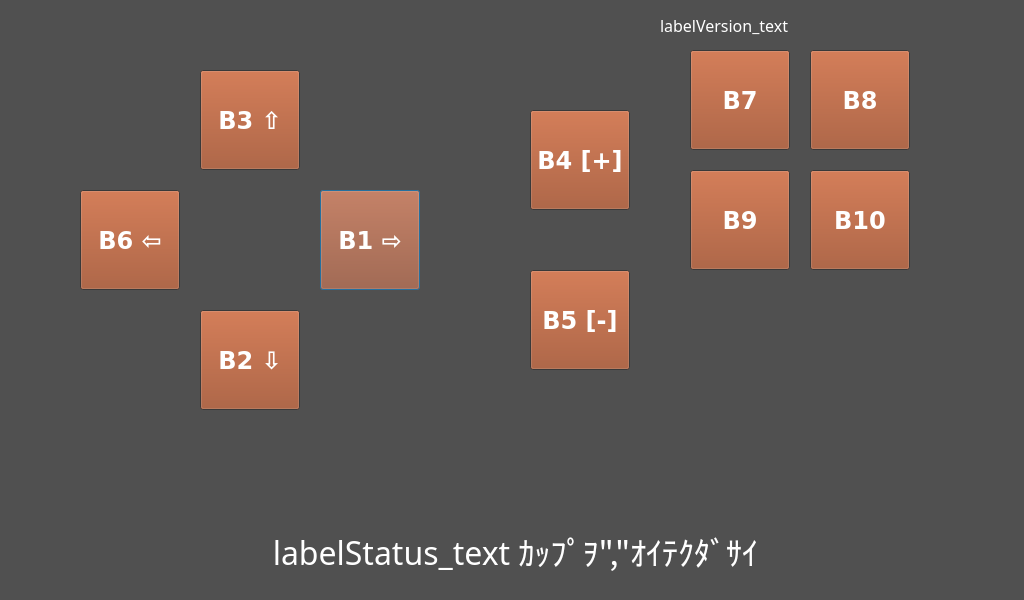
This is src/GPU/formprog.ui in I1kham/gpu-fts-nestle-2019 as Qt 5 draws it before an edit. The edited form follows.
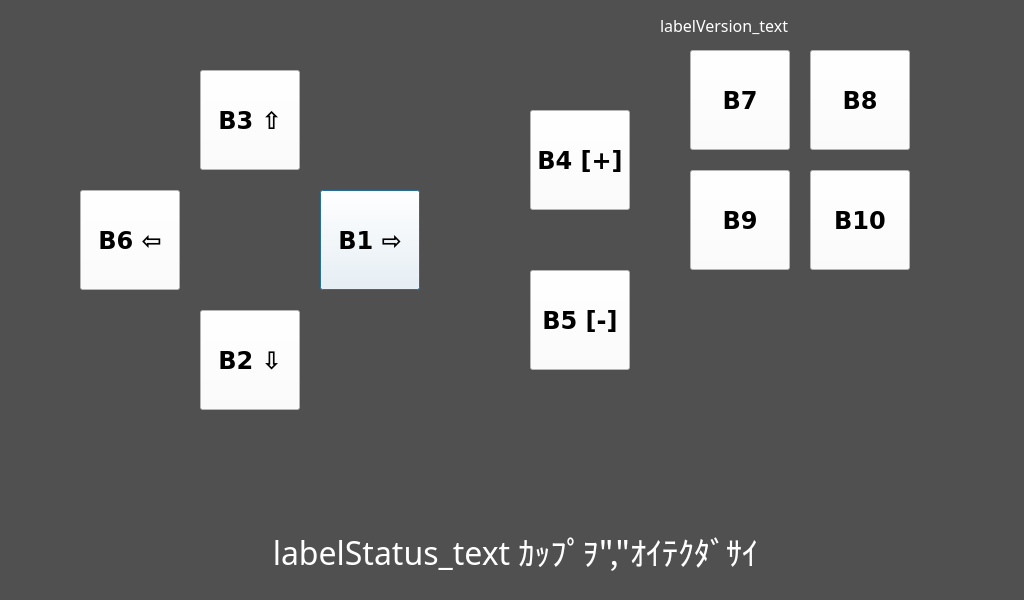
This is the edited form.

```diff
--- a/src/GPU/formprog.ui
+++ b/src/GPU/formprog.ui
@@ -191,6 +191,9 @@
   <property name="windowTitle">
    <string/>
   </property>
+  <property name="styleSheet">
+   <string notr="true"/>
+  </property>
   <widget class="QLabel" name="labelStatus">
    <property name="geometry">
     <rect>
@@ -236,6 +239,9 @@
      <bold>true</bold>
     </font>
    </property>
+   <property name="styleSheet">
+    <string notr="true">background-color:#fff; color:#000</string>
+   </property>
    <property name="text">
     <string>B1 ⇨</string>
    </property>
@@ -257,6 +263,9 @@
      <bold>true</bold>
     </font>
    </property>
+   <property name="styleSheet">
+    <string notr="true">background-color:#fff; color:#000</string>
+   </property>
    <property name="text">
     <string>B2 ⇩</string>
    </property>
@@ -278,6 +287,9 @@
      <bold>true</bold>
     </font>
    </property>
+   <property name="styleSheet">
+    <string notr="true">background-color:#fff; color:#000</string>
+   </property>
    <property name="text">
     <string>B3 ⇧</string>
    </property>
@@ -299,6 +311,9 @@
      <bold>true</bold>
     </font>
    </property>
+   <property name="styleSheet">
+    <string notr="true">background-color:#fff; color:#000</string>
+   </property>
    <property name="text">
     <string>B4 [+]</string>
    </property>
@@ -320,6 +335,9 @@
      <bold>true</bold>
     </font>
    </property>
+   <property name="styleSheet">
+    <string notr="true">background-color:#fff; color:#000</string>
+   </property>
    <property name="text">
     <string>B5 [-]</string>
    </property>
@@ -341,6 +359,9 @@
      <bold>true</bold>
     </font>
    </property>
+   <property name="styleSheet">
+    <string notr="true">background-color:#fff; color:#000</string>
+   </property>
    <property name="text">
     <string>B6 ⇦</string>
    </property>
@@ -362,6 +383,9 @@
      <bold>true</bold>
     </font>
    </property>
+   <property name="styleSheet">
+    <string notr="true">background-color:#fff; color:#000</string>
+   </property>
    <property name="text">
     <string>B7</string>
    </property>
@@ -383,6 +407,9 @@
      <bold>true</bold>
     </font>
    </property>
+   <property name="styleSheet">
+    <string notr="true">background-color:#fff; color:#000</string>
+   </property>
    <property name="text">
     <string>B8</string>
    </property>
@@ -404,6 +431,9 @@
      <bold>true</bold>
     </font>
    </property>
+   <property name="styleSheet">
+    <string notr="true">background-color:#fff; color:#000</string>
+   </property>
    <property name="text">
     <string>B9</string>
    </property>
@@ -425,6 +455,9 @@
      <bold>true</bold>
     </font>
    </property>
+   <property name="styleSheet">
+    <string notr="true">background-color:#fff; color:#000</string>
+   </property>
    <property name="text">
     <string>B10</string>
    </property>
```
